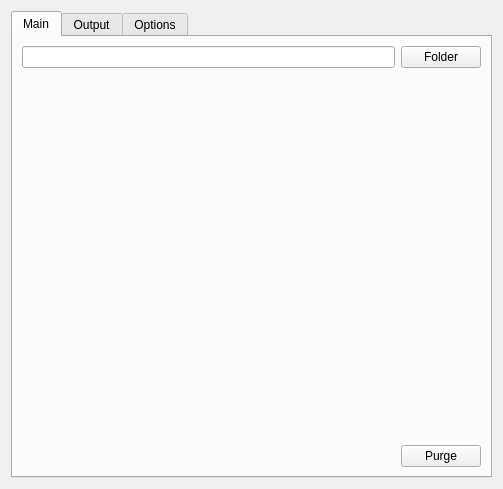
Qt form src/mainGUI.ui (cakeller98/creo-file-utils) before a commit.
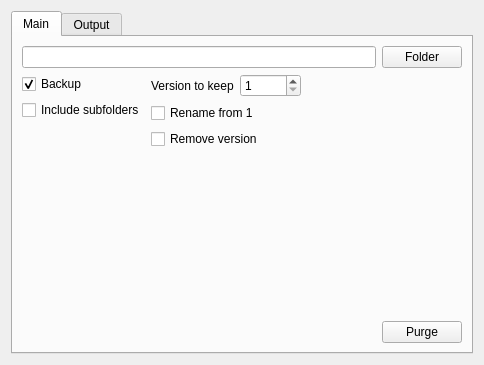
The same form after that commit.

Commit message: Updated GUI and adde function for rename

```diff
--- a/src/mainGUI.ui
+++ b/src/mainGUI.ui
@@ -6,8 +6,8 @@
    <rect>
     <x>0</x>
     <y>0</y>
-    <width>503</width>
-    <height>489</height>
+    <width>484</width>
+    <height>365</height>
    </rect>
   </property>
   <property name="minimumSize">
@@ -35,9 +35,7 @@
       <attribute name="title">
        <string>Main</string>
       </attribute>
-      <layout class="QGridLayout" name="gridLayout_2">
-       <item row="0" column="0">
-        <layout class="QVBoxLayout" name="verticalLayout">
+      <layout class="QVBoxLayout" name="verticalLayout_4">
          <item>
           <layout class="QHBoxLayout" name="horizontalLayout_3">
            <item>
@@ -56,6 +54,119 @@
            </item>
           </layout>
          </item>
+       <item>
+        <layout class="QHBoxLayout" name="horizontalLayout_4">
+         <item>
+          <layout class="QVBoxLayout" name="verticalLayout_3">
+           <item>
+            <layout class="QVBoxLayout" name="verticalLayout">
+             <item>
+              <widget class="QCheckBox" name="cb_backup_2">
+               <property name="text">
+                <string>Backup</string>
+               </property>
+               <property name="checked">
+                <bool>true</bool>
+               </property>
+              </widget>
+             </item>
+             <item>
+              <widget class="QCheckBox" name="checkBox_4">
+               <property name="text">
+                <string>Include subfolders</string>
+               </property>
+              </widget>
+             </item>
+            </layout>
+           </item>
+           <item>
+            <spacer name="verticalSpacer_2">
+             <property name="orientation">
+              <enum>Qt::Vertical</enum>
+             </property>
+             <property name="sizeHint" stdset="0">
+              <size>
+               <width>20</width>
+               <height>40</height>
+              </size>
+             </property>
+            </spacer>
+           </item>
+          </layout>
+         </item>
+         <item>
+          <layout class="QVBoxLayout" name="verticalLayout_2">
+           <item>
+            <layout class="QHBoxLayout" name="horizontalLayout_2">
+             <item>
+              <widget class="QLabel" name="label_2">
+               <property name="text">
+                <string>Version to keep</string>
+               </property>
+              </widget>
+             </item>
+             <item>
+              <widget class="QSpinBox" name="spinBox_2">
+               <property name="prefix">
+                <string/>
+               </property>
+               <property name="minimum">
+                <number>1</number>
+               </property>
+               <property name="maximum">
+                <number>99999</number>
+               </property>
+               <property name="value">
+                <number>1</number>
+               </property>
+              </widget>
+             </item>
+             <item>
+              <spacer name="horizontalSpacer">
+               <property name="orientation">
+                <enum>Qt::Horizontal</enum>
+               </property>
+               <property name="sizeHint" stdset="0">
+                <size>
+                 <width>40</width>
+                 <height>20</height>
+                </size>
+               </property>
+              </spacer>
+             </item>
+            </layout>
+           </item>
+           <item>
+            <widget class="QCheckBox" name="checkBox_6">
+             <property name="text">
+              <string>Rename from 1</string>
+             </property>
+            </widget>
+           </item>
+           <item>
+            <widget class="QCheckBox" name="checkBox_5">
+             <property name="text">
+              <string>Remove version</string>
+             </property>
+            </widget>
+           </item>
+           <item>
+            <spacer name="verticalSpacer_3">
+             <property name="orientation">
+              <enum>Qt::Vertical</enum>
+             </property>
+             <property name="sizeHint" stdset="0">
+              <size>
+               <width>20</width>
+               <height>40</height>
+              </size>
+             </property>
+            </spacer>
+           </item>
+          </layout>
+         </item>
+        </layout>
+       </item>
          <item>
           <spacer name="verticalSpacer">
            <property name="orientation">
@@ -64,7 +175,7 @@
            <property name="sizeHint" stdset="0">
             <size>
              <width>20</width>
-             <height>40</height>
+           <height>125</height>
             </size>
            </property>
           </spacer>
@@ -94,8 +205,6 @@
           </layout>
          </item>
         </layout>
-       </item>
-      </layout>
      </widget>
      <widget class="QWidget" name="tab_2">
       <attribute name="title">
@@ -107,40 +216,6 @@
        </item>
       </layout>
      </widget>
-     <widget class="QWidget" name="tab_3">
-      <attribute name="title">
-       <string>Options</string>
-      </attribute>
-      <widget class="QCheckBox" name="cb_backup">
-       <property name="geometry">
-        <rect>
-         <x>11</x>
-         <y>12</y>
-         <width>63</width>
-         <height>17</height>
-        </rect>
-       </property>
-       <property name="text">
-        <string>Backuop</string>
-       </property>
-       <property name="checked">
-        <bool>true</bool>
-       </property>
-      </widget>
-      <widget class="QCheckBox" name="checkBox">
-       <property name="geometry">
-        <rect>
-         <x>96</x>
-         <y>12</y>
-         <width>84</width>
-         <height>17</height>
-        </rect>
-       </property>
-       <property name="text">
-        <string>Rename to 1</string>
-       </property>
-      </widget>
-     </widget>
     </widget>
    </item>
   </layout>
```
Lines whose indentation alone changed are shown as unchanged. The commit also changes 1 other file.
